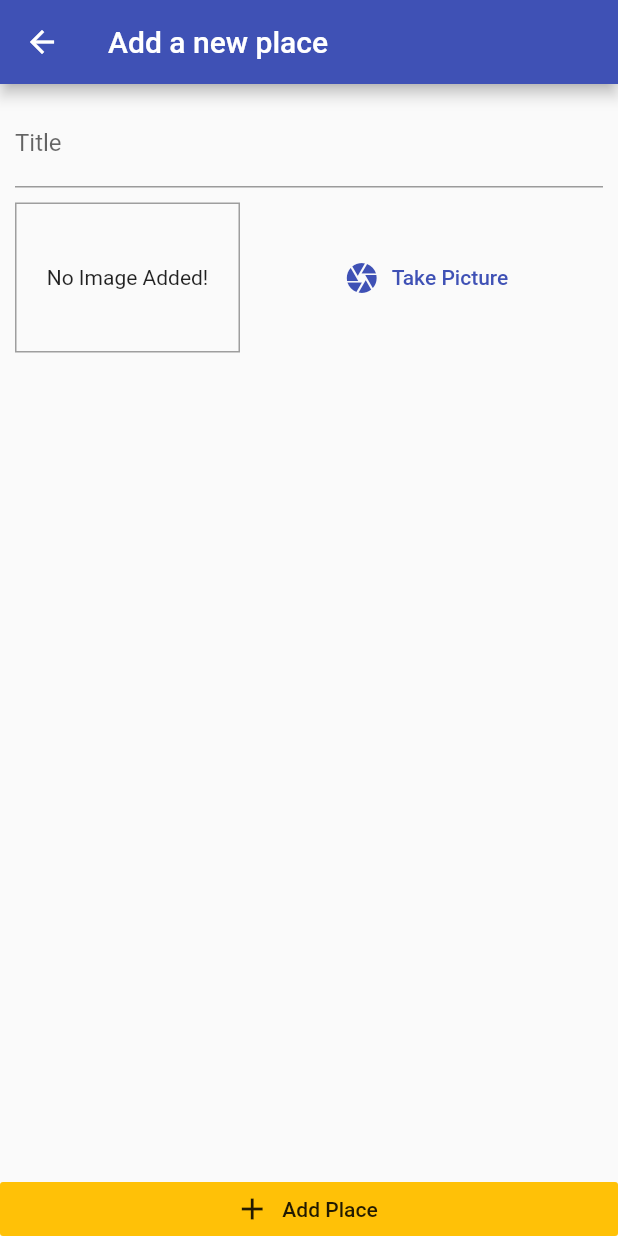
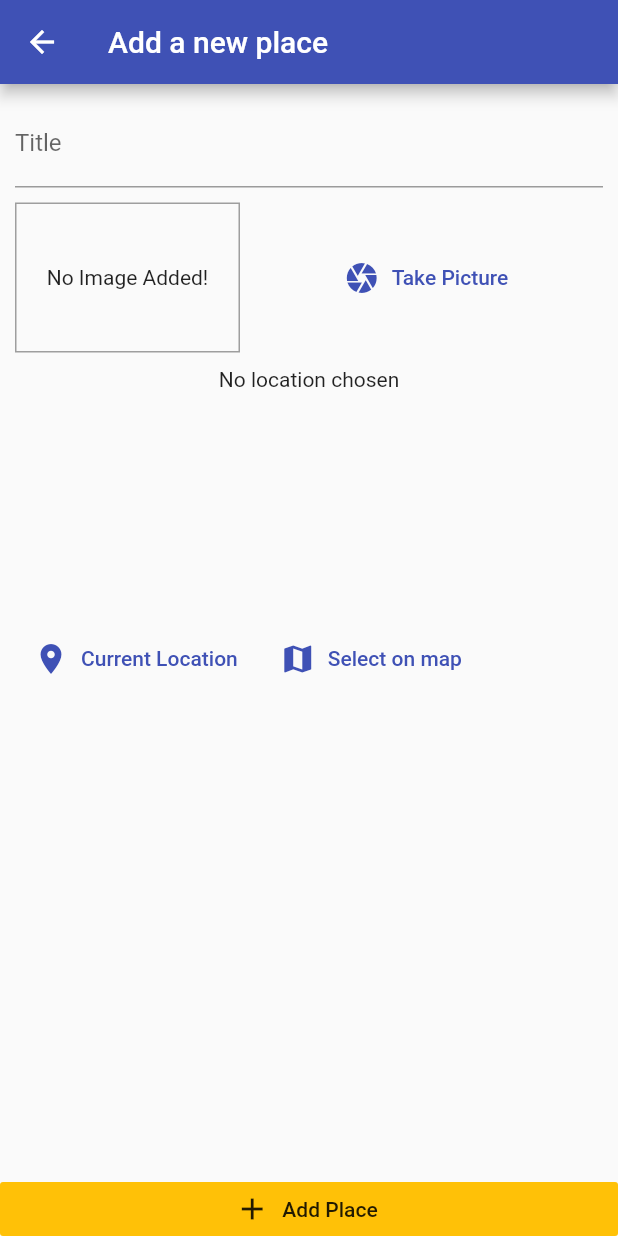
Before and after one commit to gauravxdhingra/PlacesToGo-Flutter, a Flutter app: the screen it shows after launch, after a tap on the "add" icon, on a phone screen of 412 x 824 dp. Run offline on Flutter 3.47's test engine with Material 2 defaults, Android fonts, the phone set to English and light mode, and no system bars; our stand-ins replace image_picker, sqflite; accounts and stored records are empty.

Commit message:
Location Input

```diff
--- a/lib/providers/great_places.dart
+++ b/lib/providers/great_places.dart
@@ -19,16 +19,20 @@ class GreatPlaces with ChangeNotifier {
     );
     _items.add(newPlace);
     notifyListeners();
-    DBHelper.insert('user_places', {
+    DBHelper.insert(
+      'user_places',
+      {
         'id': newPlace.id,
         'title': newPlace.title,
         'image': newPlace.image.path,
-    });
+      },
+    );
   }
 
   Future<void> fetchandsetplaces() async {
-    final DataList = await DBHelper.getData('user_places');
-    _items = DataList.map(
+    final dataList = await DBHelper.getData('user_places');
+    _items = dataList
+        .map(
           (item) => Place(
             id: item['id'],
             title: item['title'],
@@ -37,7 +41,8 @@ class GreatPlaces with ChangeNotifier {
               item['image'],
             ),
           ),
-    ).toList();
+        )
+        .toList();
     notifyListeners();
   }
 }
--- a/lib/screens/add_places_screen.dart
+++ b/lib/screens/add_places_screen.dart
@@ -2,6 +2,7 @@ import 'dart:io';
 
 import 'package:flutter/material.dart';
 import 'package:placestogooo/widgets/image_input.dart';
+import 'package:placestogooo/widgets/location_input.dart';
 import 'package:provider/provider.dart';
 import '../providers/great_places.dart';
 
@@ -56,6 +57,10 @@ class _AddPlacesScreenState extends State<AddPlacesScreen> {
                     height: 10,
                   ),
                   ImageInput(onSelectImage: _selectImage),
+                  SizedBox(
+                    height: 10,
+                  ),
+                  LocationInput(),
                 ],
               ),
             ),
@@ -67,7 +72,7 @@ class _AddPlacesScreenState extends State<AddPlacesScreen> {
             elevation: 0,
             materialTapTargetSize: MaterialTapTargetSize.shrinkWrap,
             color: Theme.of(context).accentColor,
-          )
+          ),
         ],
       ),
     );
--- /dev/null
+++ b/lib/widgets/location_input.dart
@@ -0,0 +1,54 @@
+import 'dart:ui';
+
+import 'package:flutter/material.dart';
+
+class LocationInput extends StatefulWidget {
+  @override
+  _LocationInputState createState() => _LocationInputState();
+}
+
+class _LocationInputState extends State<LocationInput> {
+  String _previewImageUrl;
+
+  @override
+  Widget build(BuildContext context) {
+    return Column(
+      children: <Widget>[
+        Container(
+          height: 170,
+          width: double.infinity,
+          child: _previewImageUrl == null
+              ? Text(
+                  'No location chosen',
+                  textAlign: TextAlign.center,
+                )
+              : Image.network(
+                  _previewImageUrl,
+                  fit: BoxFit.cover,
+                  width: double.infinity,
+                ),
+        ),
+        Row(
+          children: <Widget>[
+            FlatButton.icon(
+              onPressed: null,
+              icon: Icon(Icons.location_on),
+              label: Text(
+                'Current Location',
+              ),
+              textColor: Theme.of(context).primaryColor,
+            ),
+            FlatButton.icon(
+              onPressed: null,
+              icon: Icon(Icons.map),
+              label: Text(
+                'Select on map',
+              ),
+              textColor: Theme.of(context).primaryColor,
+            ),
+          ],
+        )
+      ],
+    );
+  }
+}
--- a/pubspec.yaml
+++ b/pubspec.yaml
@@ -14,7 +14,7 @@ description: A new Flutter project.
 version: 1.0.0+1
 
 environment:
-  sdk: ">=2.1.0 <3.0.0"
+  sdk: ">=2.2.2 <3.0.0"
 
 dependencies:
   flutter:
@@ -23,6 +23,7 @@ dependencies:
   image_picker: ^0.6.4
   path_provider: ^1.6.5
   sqflite: ^1.3.0
+  location: ^3.0.2
 
   # The following adds the Cupertino Icons font to your application.
   # Use with the CupertinoIcons class for iOS style icons.
```
Also changed, not shown: pubspec.lock. Lines whose indentation alone changed are shown as unchanged.
